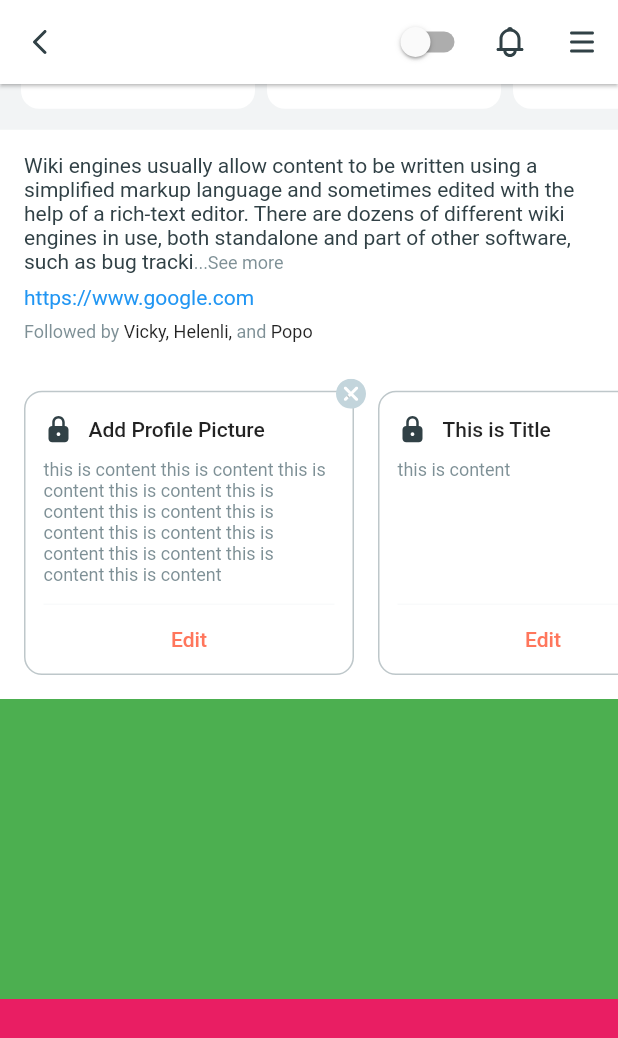
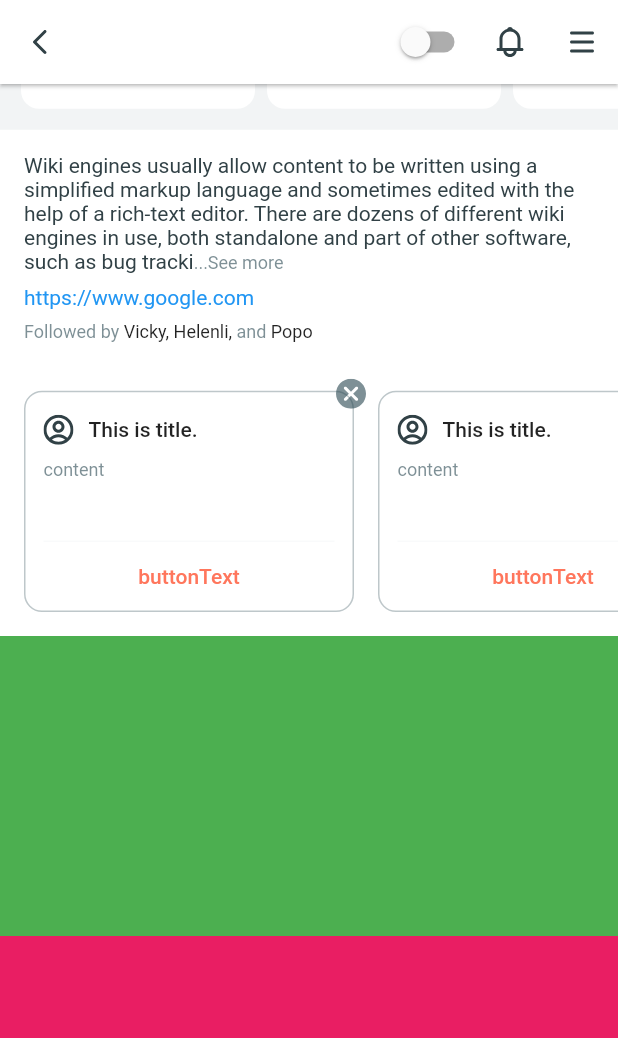
Before and after one commit to blelalr/flutter_sample, a Flutter app: the ThemeSample screen opened directly, scrolled down 912 dp, on a phone screen of 412 x 824 dp. Shown: the top 1038 px of the screen. Run offline on Flutter 3.47's test engine with Material 2 defaults, Android fonts, the phone set to English and light mode, and no system bars; our stand-ins replace bloc, dio, equatable, flutter_bloc, flutter_svg, google_maps_flutter and 2 more; accounts and stored records are empty; network calls fail.

Commit message:
implement delete profile task

```diff
--- /dev/null
+++ b/lib/bloc/complete_profile/complete_profile_cubit.dart
@@ -0,0 +1,39 @@
+import 'package:bloc/bloc.dart';
+import 'package:flutter_sample/model/profile_task_model.dart';
+import 'package:meta/meta.dart';
+
+part 'complete_profile_state.dart';
+
+class ProfileTaskCubit extends Cubit<ProfileTaskState> {
+  ProfileTaskCubit() : super(ProfileTaskInitial());
+
+  void fetchProfileTask() {
+    List<ProfileTaskModel> profileTasks = getFakeData();
+
+    emit(ProfileTaskUpdate(profileTasks: profileTasks));
+  }
+
+  void deleteCompleteTask(ProfileTaskModel profileTaskModel) {
+    if (state is ProfileTaskUpdate) {
+      (state as ProfileTaskUpdate).profileTasks.remove(profileTaskModel);
+      emit(ProfileTaskUpdate(
+          profileTasks: (state as ProfileTaskUpdate).profileTasks));
+    }
+  }
+
+  List<ProfileTaskModel> getFakeData() => [
+        ProfileTaskModel('0', 'assets/icon/icon_profile.svg', 'This is title.',
+            'content', 'buttonText', false),
+        ProfileTaskModel('1', 'assets/icon/icon_profile.svg', 'This is title.',
+            'content', 'buttonText', false),
+        ProfileTaskModel(
+            '2',
+            'assets/icon/icon_profile.svg',
+            'This is title.',
+            'this is content this is content\nthis is content this is content\nthis is content this is content',
+            'buttonText',
+            false),
+        ProfileTaskModel('3', 'assets/icon/icon_profile.svg', 'This is title.',
+            'content', 'buttonText', false)
+      ];
+}
--- /dev/null
+++ b/lib/bloc/complete_profile/complete_profile_state.dart
@@ -0,0 +1,11 @@
+part of 'complete_profile_cubit.dart';
+
+@immutable
+abstract class ProfileTaskState {}
+
+class ProfileTaskInitial extends ProfileTaskState {}
+
+class ProfileTaskUpdate extends ProfileTaskState {
+  final List<ProfileTaskModel> profileTasks;
+  ProfileTaskUpdate({required this.profileTasks});
+}
--- /dev/null
+++ b/lib/model/profile_task_model.dart
@@ -0,0 +1,11 @@
+class ProfileTaskModel {
+  final String id;
+  final String iconPath;
+  final String title;
+  final String content;
+  final String buttonText;
+  final bool isComplete;
+
+  ProfileTaskModel(this.id, this.iconPath, this.title, this.content,
+      this.buttonText, this.isComplete);
+}
--- a/lib/page/theme_sample/theme_sample.dart
+++ b/lib/page/theme_sample/theme_sample.dart
@@ -2,6 +2,7 @@ import 'package:flutter/gestures.dart';
 import 'package:flutter/material.dart';
 import 'package:flutter/rendering.dart';
 import 'package:flutter/widgets.dart';
+import 'package:flutter_sample/bloc/complete_profile/complete_profile_cubit.dart';
 import 'package:flutter_sample/bloc/theme/theme_cubit.dart';
 import 'package:flutter_sample/custom_widget/button_small_outlined.dart';
 import 'package:flutter_sample/custom_widget/button_small.dart';
@@ -9,6 +10,7 @@ import 'package:flutter_sample/custom_widget/suggestion_card.dart';
 import 'package:flutter_sample/custom_widget/icon_button_default.dart';
 import 'package:flutter_sample/custom_widget/switch_theme_widget.dart';
 import 'package:flutter_sample/custom_widget/text_see_more.dart';
+import 'package:flutter_sample/model/profile_task_model.dart';
 import 'package:flutter_sample/model/suggestion_model.dart';
 import 'package:flutter_sample/style/app_colors.dart';
 import 'package:flutter_sample/style/app_fonts.dart';
@@ -75,7 +77,7 @@ class ThemeSample extends StatelessWidget {
               ButtonStackFrame(),
               SuggestionFrame(suggestionList: list),
               DescriptionFrame(),
-              CompleteProfileFrame(),
+              ProfileTaskFrame(),
             ])),
             SliverToBoxAdapter(
               child: Column(
@@ -525,28 +527,20 @@ class DescriptionFrame extends StatelessWidget {
   }
 }
 
-class CompleteProfileFrame extends StatelessWidget {
-  const CompleteProfileFrame({Key? key}) : super(key: key);
+class ProfileTaskFrame extends StatelessWidget {
+  const ProfileTaskFrame({Key? key}) : super(key: key);
 
   @override
   Widget build(BuildContext context) {
-    return BuildCompleteProfileView(widgets: [
-      CompleteProfileItem(
-          title: 'Add Profile Picture',
-          content:
-              'this is content this is content this is content this is content this is content this is content this is content this is content this is content this is content this is content this is content '),
-      CompleteProfileItem(title: 'This is Title', content: 'this is content'),
-      CompleteProfileItem(title: 'This is Title', content: 'this is content'),
-      CompleteProfileItem(title: 'This is Title', content: 'this is content')
-    ]);
+    return BlocProvider<ProfileTaskCubit>(
+        create: (context) => ProfileTaskCubit()..fetchProfileTask(),
+        child: BuildProfileTaskView());
   }
 }
 
 class CompleteProfileItem extends StatelessWidget {
-  final String title;
-  final String content;
-  const CompleteProfileItem(
-      {Key? key, required this.title, required this.content})
+  final ProfileTaskModel profileTaskModel;
+  const CompleteProfileItem(this.profileTaskModel, {Key? key})
       : super(key: key);
   @override
   Widget build(BuildContext context) {
@@ -575,15 +569,17 @@ class CompleteProfileItem extends StatelessWidget {
                 children: [
                   Row(
                     children: [
-                      SvgPicture.asset('assets/icon/lock_f.svg',
+                      SvgPicture.asset('${profileTaskModel.iconPath}',
                           width: 20,
                           height: 20,
                           color: Theme.of(context).iconTheme.color),
-                      Container(
+                      Flexible(
+                        child: Container(
                           padding: EdgeInsets.only(left: 10),
                           child: Text(
-                          '$title',
+                            '${profileTaskModel.title}',
                             style: AppFonts.button(),
+                          ),
                         ),
                       ),
                     ],
@@ -594,7 +590,7 @@ class CompleteProfileItem extends StatelessWidget {
                       width: double.infinity,
                       height: double.infinity,
                       child: Text(
-                        '$content',
+                        '${profileTaskModel.content}',
                         style: AppFonts.caption(
                             textColor: Theme.of(context).hintColor),
                       ),
@@ -608,7 +604,7 @@ class CompleteProfileItem extends StatelessWidget {
                     padding: EdgeInsets.only(top: 15, bottom: 15),
                     width: double.infinity,
                     child: Text(
-                      'Edit',
+                      '${profileTaskModel.buttonText}',
                       textAlign: TextAlign.center,
                       style: AppFonts.button(
                           textColor: Theme.of(context).colorScheme.primary),
@@ -620,31 +616,49 @@ class CompleteProfileItem extends StatelessWidget {
         Positioned(
             top: 0,
             right: 0,
+            child: GestureDetector(
+              onTap: () => {
+                context
+                    .read<ProfileTaskCubit>()
+                    .deleteCompleteTask(profileTaskModel)
+              },
               child: SvgPicture.asset('assets/icon/icon_colse.svg',
-                width: 20, height: 20)),
+                  color: Theme.of(context).hintColor, width: 20, height: 20),
+            ))
       ],
     );
   }
 }
 
-class BuildCompleteProfileView extends StatelessWidget {
-  final List<Widget> widgets;
-  const BuildCompleteProfileView({Key? key, required this.widgets})
-      : super(key: key);
+class BuildProfileTaskView extends StatelessWidget {
+  // final List<Widget> widgets;
+  const BuildProfileTaskView({Key? key}) : super(key: key);
 
   @override
   Widget build(BuildContext context) {
     return SingleChildScrollView(
         padding: EdgeInsets.all(8),
         scrollDirection: Axis.horizontal,
-        child: Container(
-          color: Theme.of(context).primaryColor,
         child: IntrinsicHeight(
-            child: Row(
+          child: BlocBuilder<ProfileTaskCubit, ProfileTaskState>(
+            builder: (context, state) {
+              return Row(
                 crossAxisAlignment: CrossAxisAlignment.stretch,
-              children: widgets,
-            ),
+                children: List.generate(
+                    updateProfileTask(state).length,
+                    (index) =>
+                        CompleteProfileItem(updateProfileTask(state)[index])),
+              );
+            },
           ),
         ));
   }
+
+  List<ProfileTaskModel> updateProfileTask(ProfileTaskState state) {
+    if (state is ProfileTaskUpdate) {
+      return state.profileTasks;
+    } else {
+      return [];
     }
+  }
+}
```
Lines whose indentation alone changed are shown as unchanged.
